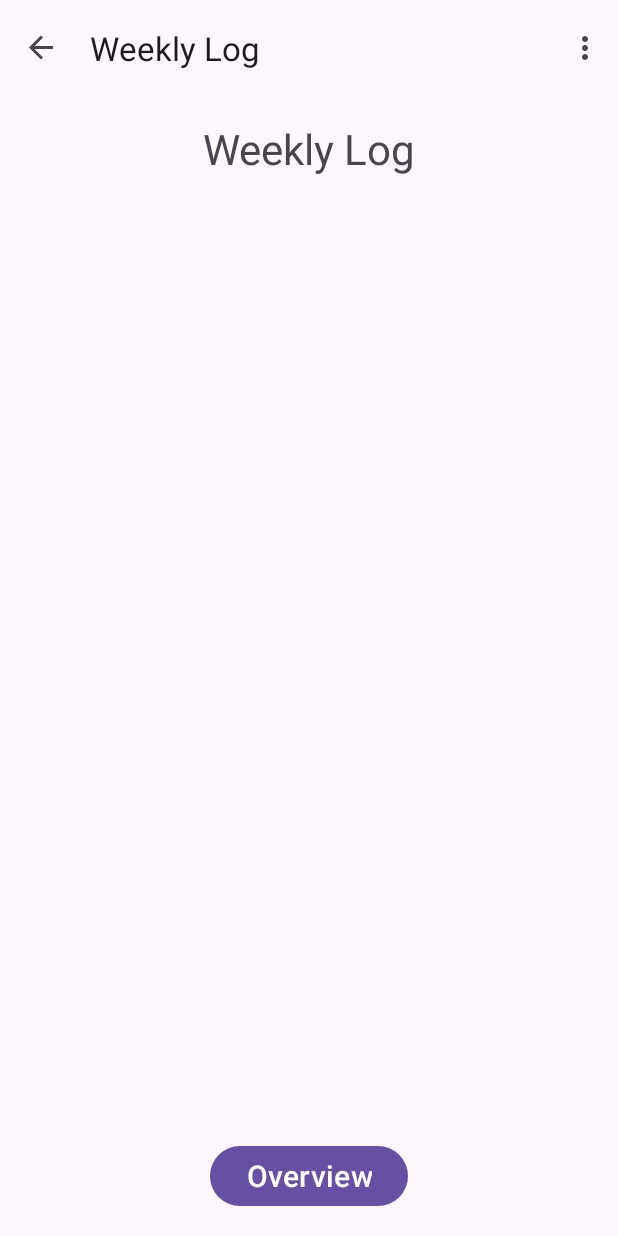
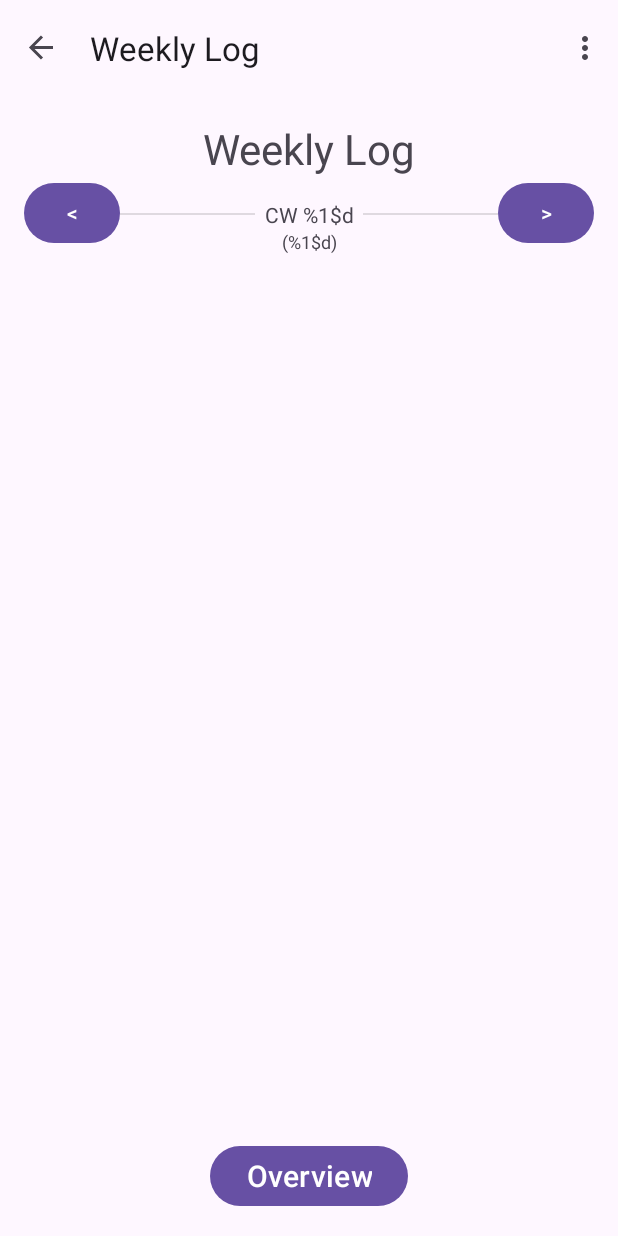
Before and after one commit to S1n93r/BodyGoals, an Android app: the WeeklyLog screen opened through its navigation route, on a phone screen of 412 x 824 dp. Run offline under Robolectric (Android 15) with nearby library versions, the phone set to English and light mode, and no system bars; our stand-ins replace navigation-ui; libraries missing offline, so code that uses them is left out: java8.util.

Commit message:
created bare bone ui for "weekly log" and solved all TODOs

```diff
--- a/app/src/main/java/com/slinger/bodygoals/ui/ViewModel.java
+++ b/app/src/main/java/com/slinger/bodygoals/ui/ViewModel.java
@@ -83,9 +83,6 @@ public class ViewModel extends androidx.lifecycle.ViewModel {
 
             for (Session session : sessions)
                 currentUser.getValue().getSessionLog().logSession(session);
-
-            /* TODO: Remove test-sout */
-            System.out.println(currentUser.getValue().getGoalsCopy());
         } else {
             throw new IllegalStateException("User should not be 'null', as it was initialized with test user.");
         }
--- a/app/src/main/java/com/slinger/bodygoals/ui/fragments/AddSession.java
+++ b/app/src/main/java/com/slinger/bodygoals/ui/fragments/AddSession.java
@@ -15,7 +15,6 @@ import com.slinger.bodygoals.ui.components.GoalCheckBox;
 
 import java.text.DateFormat;
 import java.util.ArrayList;
-import java.util.Calendar;
 import java.util.Date;
 import java.util.List;
 
@@ -94,9 +93,7 @@ public class AddSession extends Fragment {
                 goals.add(goalCheckBox.getGoal());
         }
 
-        /* TODO: Here we have to grab the date from a date picker component. */
-        /* TODO: https://developer.android.com/develop/ui/views/components/pickers#java*/
-        Date date = Calendar.getInstance().getTime();
+        Date date = viewModel.getSessionDate().getValue();
 
         return StreamSupport.stream(goals)
                 .map(goal -> new Session(goal, date))
--- a/app/src/main/res/layout/fragment_weekly_log.xml
+++ b/app/src/main/res/layout/fragment_weekly_log.xml
@@ -29,4 +29,82 @@
         app:layout_constraintHorizontal_bias="0.5"
         app:layout_constraintStart_toStartOf="parent"
         app:layout_constraintTop_toTopOf="parent" />
+
+    <Button
+        android:id="@+id/button_previous_week"
+        android:layout_width="64dp"
+        android:layout_height="48dp"
+        android:layout_marginStart="16dp"
+        android:text="@string/previous_week"
+        app:layout_constraintStart_toStartOf="parent"
+        app:layout_constraintTop_toBottomOf="@+id/titleTextView" />
+
+    <View
+        android:layout_height="1dp"
+        android:layout_width="90dp"
+        android:layout_marginTop="24dp"
+        android:background="?android:attr/listDivider"
+        app:layout_constraintEnd_toStartOf="@+id/calendarWeekTextView"
+        app:layout_constraintHorizontal_bias="0.0"
+        app:layout_constraintStart_toEndOf="@+id/button_previous_week"
+        app:layout_constraintTop_toBottomOf="@+id/titleTextView" />
+
+    <TextView
+        android:id="@+id/calendarWeekTextView"
+        android:layout_width="wrap_content"
+        android:layout_height="wrap_content"
+        android:layout_marginTop="15dp"
+        android:text="@string/calendar_week_place_holder"
+        app:layout_constraintEnd_toStartOf="@+id/button_next_week"
+        app:layout_constraintHorizontal_bias="0.5"
+        app:layout_constraintStart_toEndOf="@+id/button_previous_week"
+        app:layout_constraintTop_toBottomOf="@+id/titleTextView" />
+
+    <TextView
+        android:id="@+id/calendarWeekYearTextView"
+        android:layout_width="wrap_content"
+        android:layout_height="wrap_content"
+        android:text="@string/calendar_week_year_place_holder"
+        android:textSize="12sp"
+        app:layout_constraintEnd_toEndOf="parent"
+        app:layout_constraintStart_toStartOf="parent"
+        app:layout_constraintTop_toBottomOf="@+id/calendarWeekTextView" />
+
+    <View
+        android:id="@+id/view"
+        android:layout_width="90dp"
+        android:layout_height="1dp"
+        android:layout_marginTop="24dp"
+        android:background="?android:attr/listDivider"
+        app:layout_constraintEnd_toStartOf="@+id/button_next_week"
+        app:layout_constraintHorizontal_bias="1.0"
+        app:layout_constraintStart_toEndOf="@+id/calendarWeekTextView"
+        app:layout_constraintTop_toBottomOf="@+id/titleTextView" />
+
+    <Button
+        android:id="@+id/button_next_week"
+        android:layout_width="64dp"
+        android:layout_height="48dp"
+        android:layout_marginEnd="16dp"
+        android:text="@string/next_week"
+        app:layout_constraintEnd_toEndOf="parent"
+        app:layout_constraintTop_toBottomOf="@+id/titleTextView" />
+
+    <ScrollView
+        android:layout_width="300dp"
+        android:layout_height="480dp"
+        android:layout_marginTop="64dp"
+        app:layout_constraintEnd_toEndOf="parent"
+        app:layout_constraintHorizontal_bias="0.5"
+        app:layout_constraintStart_toStartOf="parent"
+        app:layout_constraintTop_toBottomOf="@+id/titleTextView">
+
+        <LinearLayout
+            android:id="@+id/weeklySessionsList"
+            android:layout_width="match_parent"
+            android:layout_height="wrap_content"
+            android:orientation="vertical" />
+    </ScrollView>
+
+
 </androidx.constraintlayout.widget.ConstraintLayout>
```
